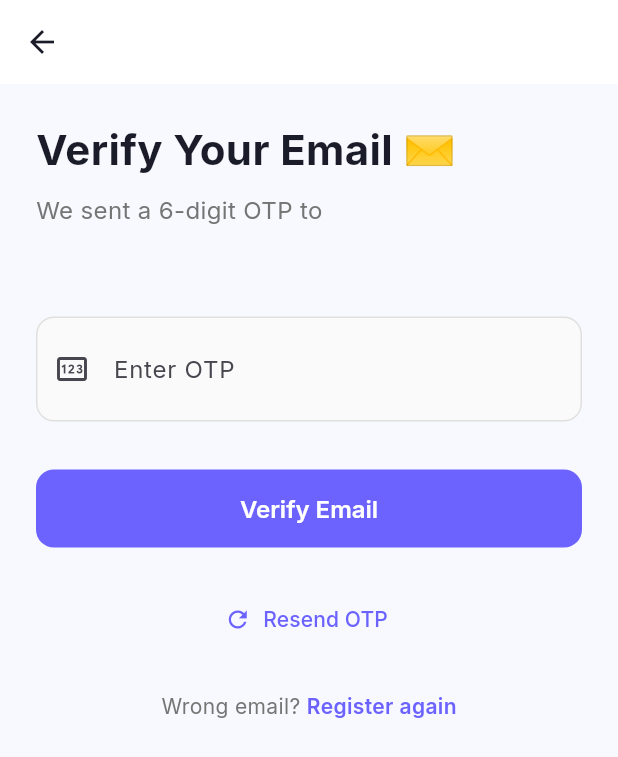
After one commit to Sreenivas-Sadhu-Prabhakara/makeItExist-Flutter, a Flutter app: the VerifyOtpScreen screen opened by its route, on a phone screen of 412 x 824 dp. The commit adds this screen. Shown: the top 757 px of the screen. Run offline on Flutter 3.47's test engine with Material 3 defaults, Android fonts, the phone set to English and light mode, and no system bars; our stand-ins replace dio, flutter_bloc, flutter_secure_storage, go_router, google_fonts; accounts and stored records are empty.

Commit message:
feat: remove phone field, add email OTP verification flow

```diff
--- a/frontend/lib/core/constants/api_endpoints.dart
+++ b/frontend/lib/core/constants/api_endpoints.dart
@@ -12,6 +12,7 @@ class ApiEndpoints {
   static const String register = '/auth/register';
   static const String login = '/auth/login';
   static const String verifyOtp = '/auth/verify-otp';
+  static const String resendOtp = '/auth/resend-otp';
   static const String profile = '/auth/profile';
 
   // Requests
--- a/frontend/lib/data/models/user_model.dart
+++ b/frontend/lib/data/models/user_model.dart
@@ -3,7 +3,6 @@ class UserModel {
   final String email;
   final String fullName;
   final String studentId;
-  final String? phone;
   final String role;
   final bool isVerified;
   final DateTime createdAt;
@@ -13,7 +12,6 @@ class UserModel {
     required this.email,
     required this.fullName,
     required this.studentId,
-    this.phone,
     required this.role,
     required this.isVerified,
     required this.createdAt,
@@ -25,7 +23,6 @@ class UserModel {
       email: json['email'] ?? '',
       fullName: json['full_name'] ?? '',
       studentId: json['student_id'] ?? '',
-      phone: json['phone'],
       role: json['role'] ?? 'student',
       isVerified: json['is_verified'] ?? false,
       createdAt: DateTime.tryParse(json['created_at'] ?? '') ?? DateTime.now(),
@@ -38,7 +35,6 @@ class UserModel {
       'email': email,
       'full_name': fullName,
       'student_id': studentId,
-      'phone': phone,
       'role': role,
       'is_verified': isVerified,
     };
--- a/frontend/lib/presentation/blocs/auth/auth_bloc.dart
+++ b/frontend/lib/presentation/blocs/auth/auth_bloc.dart
@@ -54,7 +54,6 @@ class AuthBloc extends Bloc<AuthEvent, AuthState> {
         password: event.password,
         fullName: event.fullName,
         studentId: event.studentId,
-        phone: event.phone,
       );
       emit(AuthNeedsVerification(email: event.email, user: response.user));
     } on ApiException catch (e) {
--- a/frontend/lib/presentation/blocs/auth/auth_event.dart
+++ b/frontend/lib/presentation/blocs/auth/auth_event.dart
@@ -14,14 +14,12 @@ class AuthRegister extends AuthEvent {
   final String password;
   final String fullName;
   final String studentId;
-  final String? phone;
 
   AuthRegister({
     required this.email,
     required this.password,
     required this.fullName,
     required this.studentId,
-    this.phone,
   });
 }
 
--- /dev/null
+++ b/frontend/lib/presentation/screens/auth/verify_otp_screen.dart
@@ -0,0 +1,237 @@
+import 'dart:async';
+import 'package:flutter/material.dart';
+import 'package:flutter/services.dart';
+import 'package:flutter_bloc/flutter_bloc.dart';
+import 'package:go_router/go_router.dart';
+import '../../../core/theme/app_theme.dart';
+import '../../../core/utils/validators.dart';
+import '../../../data/repositories/auth_repository.dart';
+import '../../blocs/auth/auth_bloc.dart';
+import '../../blocs/auth/auth_event.dart';
+import '../../blocs/auth/auth_state.dart';
+
+class VerifyOtpScreen extends StatefulWidget {
+  final String email;
+  const VerifyOtpScreen({super.key, required this.email});
+
+  @override
+  State<VerifyOtpScreen> createState() => _VerifyOtpScreenState();
+}
+
+class _VerifyOtpScreenState extends State<VerifyOtpScreen> {
+  final _formKey = GlobalKey<FormState>();
+  final _otpController = TextEditingController();
+
+  Timer? _cooldownTimer;
+  int _cooldownSeconds = 0;
+  bool _isResending = false;
+
+  @override
+  void dispose() {
+    _otpController.dispose();
+    _cooldownTimer?.cancel();
+    super.dispose();
+  }
+
+  void _startCooldown() {
+    setState(() => _cooldownSeconds = 60);
+    _cooldownTimer?.cancel();
+    _cooldownTimer = Timer.periodic(const Duration(seconds: 1), (timer) {
+      if (_cooldownSeconds <= 1) {
+        timer.cancel();
+        setState(() => _cooldownSeconds = 0);
+      } else {
+        setState(() => _cooldownSeconds--);
+      }
+    });
+  }
+
+  Future<void> _resendOtp() async {
+    setState(() => _isResending = true);
+    try {
+      await context.read<AuthRepository>().resendOtp(email: widget.email);
+      _startCooldown();
+      if (mounted) {
+        ScaffoldMessenger.of(context).showSnackBar(
+          const SnackBar(
+            content: Text('📧 New OTP sent to your email!'),
+            backgroundColor: AppTheme.successColor,
+          ),
+        );
+      }
+    } catch (e) {
+      if (mounted) {
+        ScaffoldMessenger.of(context).showSnackBar(
+          SnackBar(
+            content: Text('Failed to resend OTP: $e'),
+            backgroundColor: AppTheme.errorColor,
+          ),
+        );
+      }
+    } finally {
+      if (mounted) setState(() => _isResending = false);
+    }
+  }
+
+  @override
+  Widget build(BuildContext context) {
+    return BlocListener<AuthBloc, AuthState>(
+      listener: (context, state) {
+        if (state is AuthAuthenticated) {
+          context.go('/home');
+        } else if (state is AuthError) {
+          ScaffoldMessenger.of(context).showSnackBar(
+            SnackBar(
+              content: Text(state.message),
+              backgroundColor: AppTheme.errorColor,
+            ),
+          );
+        }
+      },
+      child: Scaffold(
+        appBar: AppBar(
+          leading: IconButton(
+            icon: const Icon(Icons.arrow_back),
+            onPressed: () => context.go('/login'),
+          ),
+        ),
+        body: SafeArea(
+          child: SingleChildScrollView(
+            padding: const EdgeInsets.all(24),
+            child: Column(
+              crossAxisAlignment: CrossAxisAlignment.stretch,
+              children: [
+                const Text(
+                  'Verify Your Email ✉️',
+                  style: TextStyle(
+                    fontSize: 28,
+                    fontWeight: FontWeight.bold,
+                  ),
+                ),
+                const SizedBox(height: 8),
+                Text(
+                  'We sent a 6-digit OTP to',
+                  style: TextStyle(fontSize: 16, color: Colors.grey[600]),
+                ),
+                const SizedBox(height: 4),
+                Text(
+                  widget.email,
+                  style: const TextStyle(
+                    fontSize: 16,
+                    fontWeight: FontWeight.w600,
+                    color: AppTheme.primaryColor,
+                  ),
+                ),
+                const SizedBox(height: 32),
+
+                Form(
+                  key: _formKey,
+                  child: Column(
+                    children: [
+                      TextFormField(
+                        controller: _otpController,
+                        keyboardType: TextInputType.number,
+                        inputFormatters: [
+                          FilteringTextInputFormatter.digitsOnly,
+                          LengthLimitingTextInputFormatter(6),
+                        ],
+                        validator: Validators.otp,
+                        textAlign: TextAlign.center,
+                        style: const TextStyle(
+                          fontSize: 28,
+                          letterSpacing: 12,
+                          fontWeight: FontWeight.bold,
+                        ),
+                        decoration: const InputDecoration(
+                          labelText: 'Enter OTP',
+                          hintText: '000000',
+                          prefixIcon: Icon(Icons.pin_outlined),
+                        ),
+                      ),
+                      const SizedBox(height: 32),
+
+                      BlocBuilder<AuthBloc, AuthState>(
+                        builder: (context, state) {
+                          return SizedBox(
+                            width: double.infinity,
+                            height: 52,
+                            child: ElevatedButton(
+                              onPressed: state is AuthLoading
+                                  ? null
+                                  : () {
+                                      if (_formKey.currentState!.validate()) {
+                                        context.read<AuthBloc>().add(
+                                              AuthVerifyOtp(
+                                                email: widget.email,
+                                                otp: _otpController.text.trim(),
+                                              ),
+                                            );
+                                      }
+                                    },
+                              child: state is AuthLoading
+                                  ? const SizedBox(
+                                      height: 20,
+                                      width: 20,
+                                      child: CircularProgressIndicator(
+                                        strokeWidth: 2,
+                                        valueColor:
+                                            AlwaysStoppedAnimation(Colors.white),
+                                      ),
+                                    )
+                                  : const Text('Verify Email'),
+                            ),
+                          );
+                        },
+                      ),
+
+                      const SizedBox(height: 24),
+
+                      // Resend OTP button
+                      TextButton.icon(
+                        onPressed:
+                            (_cooldownSeconds > 0 || _isResending) ? null : _resendOtp,
+                        icon: _isResending
+                            ? const SizedBox(
+                                height: 16,
+                                width: 16,
+                                child: CircularProgressIndicator(strokeWidth: 2),
+                              )
+                            : const Icon(Icons.refresh),
+                        label: Text(
+                          _cooldownSeconds > 0
+                              ? 'Resend OTP in ${_cooldownSeconds}s'
+                              : 'Resend OTP',
+                        ),
+                      ),
+                    ],
+                  ),
+                ),
+
+                const SizedBox(height: 24),
+                Row(
+                  mainAxisAlignment: MainAxisAlignment.center,
+                  children: [
+                    Text(
+                      'Wrong email? ',
+                      style: TextStyle(color: Colors.grey[600]),
+                    ),
+                    GestureDetector(
+                      onTap: () => context.go('/register'),
+                      child: const Text(
+                        'Register again',
+                        style: TextStyle(
+                          color: AppTheme.primaryColor,
+                          fontWeight: FontWeight.w600,
+                        ),
+                      ),
+                    ),
+                  ],
+                ),
+              ],
+            ),
+          ),
+        ),
+      ),
+    );
+  }
+}
--- a/frontend/lib/routes/app_router.dart
+++ b/frontend/lib/routes/app_router.dart
@@ -5,6 +5,7 @@ import '../presentation/blocs/auth/auth_state.dart';
 import '../presentation/screens/splash_screen.dart';
 import '../presentation/screens/auth/login_screen.dart';
 import '../presentation/screens/auth/register_screen.dart';
+import '../presentation/screens/auth/verify_otp_screen.dart';
 import '../presentation/screens/home/home_screen.dart';
 import '../presentation/screens/request/new_request_screen.dart';
 import '../presentation/screens/request/my_requests_screen.dart';
@@ -19,6 +20,7 @@ class AppRouter {
       final authState = context.read<AuthBloc>().state;
       final isAuthRoute = state.matchedLocation == '/login' ||
           state.matchedLocation == '/register' ||
+          state.matchedLocation == '/verify-otp' ||
           state.matchedLocation == '/';
 
       if (authState is AuthUnauthenticated && !isAuthRoute) {
@@ -41,6 +43,13 @@ class AppRouter {
       GoRoute(
         path: '/register',
         builder: (context, state) => const RegisterScreen(),
+      ),
+      GoRoute(
+        path: '/verify-otp',
+        builder: (context, state) {
+          final email = state.uri.queryParameters['email'] ?? '';
+          return VerifyOtpScreen(email: email);
+        },
       ),
       GoRoute(
         path: '/home',
```
Also changed, not shown: frontend/lib/core/utils/validators.dart (+0 -9 lines), frontend/lib/data/repositories/auth_repository.dart (+11 -2 lines), frontend/lib/presentation/screens/auth/register_screen.dart (+1 -16 lines), 6 other files.
